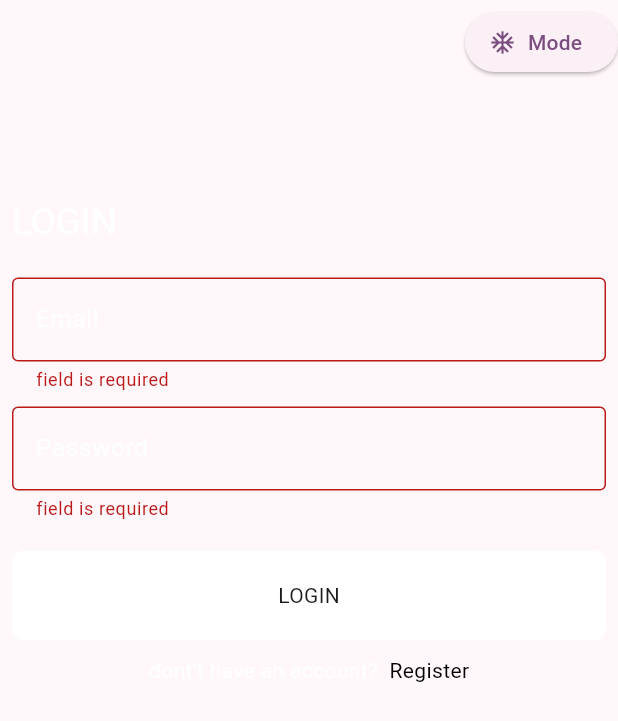
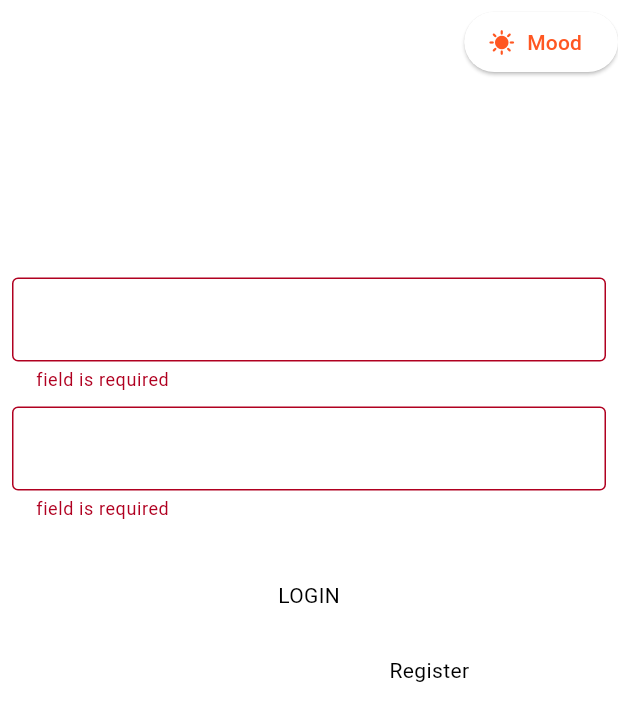
Before and after one commit to abbas7reew/note, a Flutter app: the screen it shows after launch, after a tap on "LOGIN", on a phone screen of 412 x 824 dp. Shown: the top 721 px of the screen. Run offline on Flutter 3.47's test engine with Material 3 defaults, Android fonts, the phone set to English and light mode, and no system bars; our stand-ins replace bloc, firebase_auth, firebase_core, flutter_bloc, hive, hive_flutter; accounts and stored records are empty.

Commit message:
إضافة التغييرات الأخيرة

```diff
--- a/lib/cubits/mode_cubit/mode_cubit.dart
+++ b/lib/cubits/mode_cubit/mode_cubit.dart
@@ -1,16 +1,25 @@
 import 'package:bloc/bloc.dart';
-import 'package:meta/meta.dart';
+import 'package:flutter/material.dart';
+
 
 part 'mode_state.dart';
 
 class ModeCubit extends Cubit<ModeState> {
   ModeCubit() : super(ModeInitial());
+  bool isLight=true;
+  bool iconBool=true;
 
-  bool isLight=true;
+  IconData lightIcon= Icons.sunny;
+  IconData darkIcon= Icons.nights_stay;
 
   changeMode(){
     isLight=!isLight;
     emit(ModeSuccess());
   }
 
+  changeIcon(){
+    iconBool=!iconBool;
+    emit(IconSuccess());
+  }
+
 }
--- a/lib/cubits/mode_cubit/mode_state.dart
+++ b/lib/cubits/mode_cubit/mode_state.dart
@@ -4,3 +4,4 @@ part of 'mode_cubit.dart';
 abstract class ModeState {}
  class ModeInitial extends ModeState {}
  class ModeSuccess extends ModeState {}
+ class IconSuccess extends ModeState {}
--- a/lib/main.dart
+++ b/lib/main.dart
@@ -11,7 +11,6 @@ import 'package:notes/simple_bloc_observer.dart';
 import 'package:notes/views/login_page.dart';
 import 'package:notes/views/notes_view.dart';
 import 'package:notes/views/resgister_page.dart';
-
 
 
 import 'cubits/notes_cubit/notes_cubit.dart';
@@ -45,18 +44,32 @@ class NotesApp extends StatelessWidget {
 
       child: Builder(
           builder: (context) {
+            return BlocProvider(
+              create: (context) => ModeCubit(),
+              child: Builder(
+                  builder: (context) {
+                    return BlocBuilder<ModeCubit, ModeState>(
+                      builder: (context, state) {
                         return MaterialApp(
-            theme: BlocProvider.of<ModeCubit>(context).isLight?ModeClass.lightMode : ModeClass.darkMode,
+                          theme: BlocProvider
+                              .of<ModeCubit>(context)
+                              .isLight ? ModeClass.lightMode : ModeClass
+                              .darkMode,
                           routes: {
                             LoginPage.id: (context) => LoginPage(),
                             RegisterPage.id: (context) => RegisterPage(),
-                NotesView.id : (context) => NotesView()
+                            NotesView.id: (context) => NotesView()
                           },
                           initialRoute: LoginPage.id,
                           debugShowCheckedModeBanner: false,
                           // theme: ThemeData(brightness: Brightness.dark, fontFamily: 'Poppins'),
 
                         );
+                      },
+                    );
+                  }
+              ),
+            );
           }
       ),
     );
--- a/lib/models/ModeClass.dart
+++ b/lib/models/ModeClass.dart
@@ -3,15 +3,30 @@ import 'package:flutter/material.dart';
 class ModeClass {
   static final lightMode=ThemeData(
     useMaterial3: true,
-      colorScheme:  ColorScheme.fromSeed(seedColor: Colors.purple,
+    primarySwatch: Colors.amber,
+
     brightness: Brightness.light,
+    colorScheme: ColorScheme.light(
+        surface: Colors.white,
+        primary: Colors.deepOrange
     ),
+
+
+
   );
 
   static final darkMode=ThemeData(
     useMaterial3: true,
-   colorScheme:  ColorScheme.fromSeed(seedColor: Colors.purple,
-     brightness: Brightness.dark,
+
+    colorScheme: ColorScheme.dark(
+        surface: Colors.grey,
+        primary: Colors.grey.shade900
     ),
+
+    primarySwatch: Colors.brown,
+
+
+    brightness:Brightness.dark ,
+
   );
 }
--- a/lib/views/login_page.dart
+++ b/lib/views/login_page.dart
@@ -33,12 +33,15 @@ class _LoginPageState extends State<LoginPage> {
     return Scaffold(
       appBar: AppBar(
         actions: [
-          ElevatedButton.icon(onPressed: (){
-            return BlocProvider.of<ModeCubit>(context).changeMode();
-          },
-            icon: Icon(Icons.ac_unit_sharp),
-            label: Text("Mode") ,
-          )
+          ElevatedButton.icon(
+            onPressed: (){
+              BlocProvider.of<ModeCubit>(context).changeMode();
+              BlocProvider.of<ModeCubit>(context).changeIcon();
+            },
+            icon: Icon(BlocProvider.of<ModeCubit>(context).iconBool?
+            BlocProvider.of<ModeCubit>(context).lightIcon:BlocProvider.of<ModeCubit>(context).darkIcon),
+            label: Text("Mood") ,
+          ),
         ],
       ),
       //backgroundColor: Colors.brown,,
```
Lines whose indentation alone changed are shown as unchanged.
